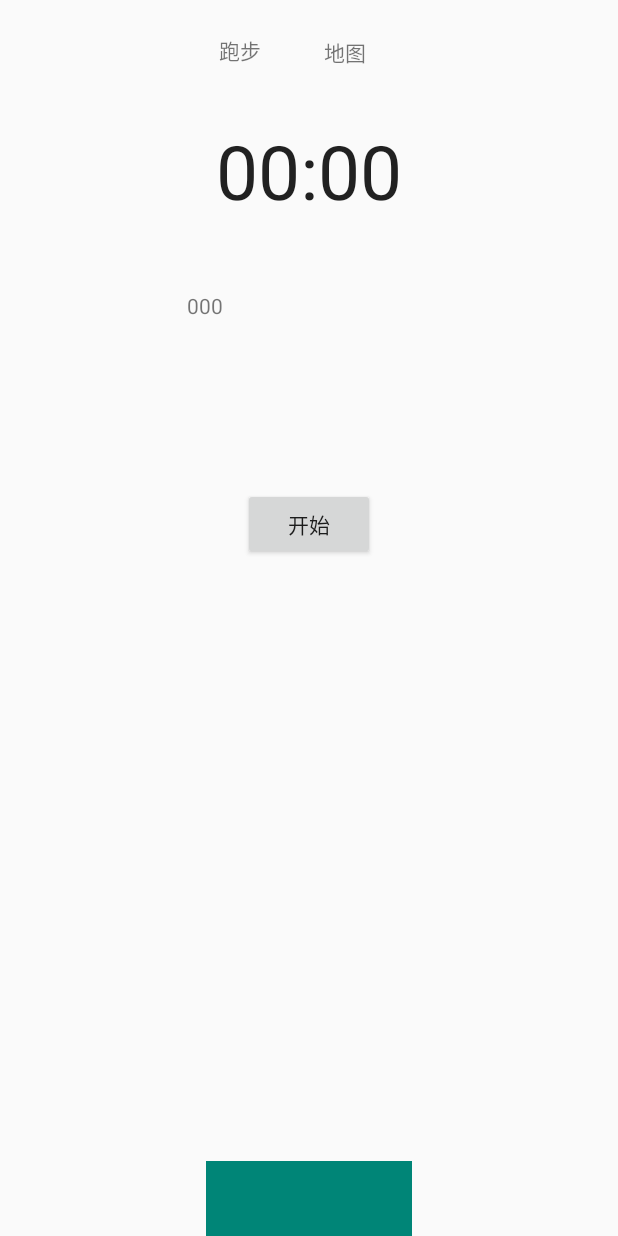
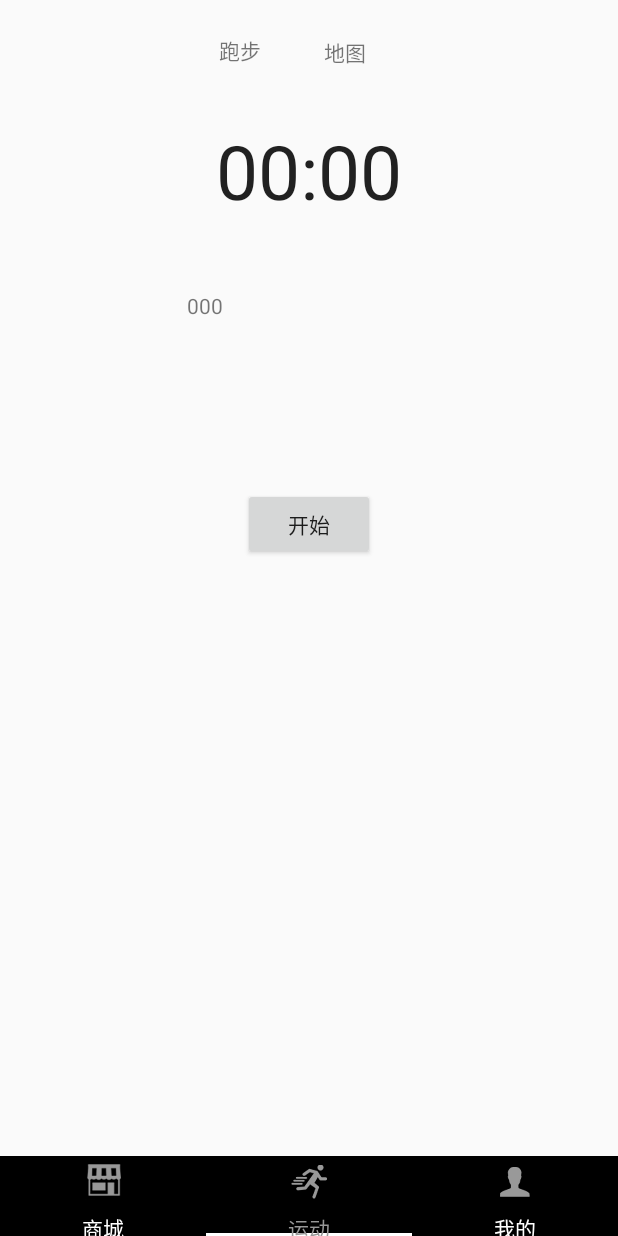
Before and after one commit to andrie6184/RunHome, an Android app: the MainActivity screen opened directly, with no data from a screen before it, on a phone screen of 412 x 824 dp. Run offline under Robolectric (Android 15) with nearby library versions, the phone set to English and light mode, and no system bars; our stand-ins replace ButterKnife; libraries missing offline, so code that uses them is left out: com.amap.api.

Commit message:
add tab shop

```diff
--- a/app/src/main/java/com/runnerfun/MainActivity.java
+++ b/app/src/main/java/com/runnerfun/MainActivity.java
@@ -55,10 +55,10 @@ public class MainActivity extends AppCompatActivity {
             }
         });
         mTabs.setTabMode(TabLayout.MODE_FIXED);
-        mTabs.addTab(mTabs.newTab().setText("shop"));
-        mTabs.addTab(mTabs.newTab().setText("run"));
-        mTabs.addTab(mTabs.newTab().setText("userInfo"));
         mTabs.setupWithViewPager(mContents);
+        mTabs.getTabAt(0).setText("商城").setIcon(R.drawable.icon_store);
+        mTabs.getTabAt(1).setText("运动").setIcon(R.drawable.icon_yundong);
+        mTabs.getTabAt(2).setText("我的").setIcon(R.drawable.icon_wo);
         mContents.setCurrentItem(1);
     }
 
--- a/app/src/main/java/com/runnerfun/RegisterActivity.java
+++ b/app/src/main/java/com/runnerfun/RegisterActivity.java
@@ -59,7 +59,7 @@ public class RegisterActivity extends AppCompatActivity {
         String tel = mTel.getText().toString();
         String code = mCode.getText().toString();
         String pwd = mPassword.getText().toString();
-        AccountModel.instance.regiseter(tel, code, pwd, new Subscriber<RegisterInfo>() {
+        AccountModel.instance.register(tel, code, pwd, new Subscriber<RegisterInfo>() {
             @Override
             public void onCompleted() {
 
--- a/app/src/main/java/com/runnerfun/ResetPasswordActivity.java
+++ b/app/src/main/java/com/runnerfun/ResetPasswordActivity.java
@@ -76,7 +76,7 @@ public class ResetPasswordActivity extends AppCompatActivity {
             return;
         }
 
-        AccountModel.instance.regiseter(tel, password, code, new Subscriber<RegisterInfo>() {
+        AccountModel.instance.register(tel, password, code, new Subscriber<RegisterInfo>() {
             @Override
             public void onCompleted() {
 
--- a/app/src/main/java/com/runnerfun/ShopFragment.java
+++ b/app/src/main/java/com/runnerfun/ShopFragment.java
@@ -1,5 +1,6 @@
 package com.runnerfun;
 
+import android.annotation.SuppressLint;
 import android.graphics.Color;
 import android.os.Bundle;
 import android.support.annotation.Nullable;
@@ -7,7 +8,11 @@ import android.support.v4.app.Fragment;
 import android.view.LayoutInflater;
 import android.view.View;
 import android.view.ViewGroup;
-import android.widget.TextView;
+import android.webkit.WebView;
+import android.webkit.WebViewClient;
+
+import butterknife.BindView;
+import butterknife.ButterKnife;
 
 /**
  * Created by lixiaoyang on 16/10/2016.
@@ -15,11 +20,36 @@ import android.widget.TextView;
 
 public class ShopFragment extends Fragment {
 
+    @BindView(R.id.web_view)
+    WebView _webView;
+
     @Nullable
     @Override
     public View onCreateView(LayoutInflater inflater, @Nullable ViewGroup container, @Nullable Bundle savedInstanceState) {
-        View v = new TextView(getContext());
-        v.setBackgroundColor(Color.BLACK);
+        View v = inflater.inflate(R.layout.fragment_shop, container, false);
+        ButterKnife.bind(this, v);
+        initData();
+        initListener();
         return v;
     }
+
+    @SuppressLint("SetJavaScriptEnabled")
+    private void initData() {
+        _webView.getSettings().setBuiltInZoomControls(false);
+        _webView.getSettings().setJavaScriptEnabled(true);
+        _webView.setWebViewClient(new WebViewClient() {
+            @Override
+            public boolean shouldOverrideUrlLoading(WebView view, String url) {
+                view.loadUrl(url);
+                return true;
+            }
+        });
+
+        _webView.loadUrl("http://www.qq.com/");
+    }
+
+    private void initListener() {
+
+    }
+
 }
--- a/app/src/main/java/com/runnerfun/model/AccountModel.java
+++ b/app/src/main/java/com/runnerfun/model/AccountModel.java
@@ -47,7 +47,7 @@ public class AccountModel {
                 .subscribe(callback);
     }
 
-    public void regiseter(String tel, String pwd, String code, Subscriber<RegisterInfo> callback) {
+    public void register(String tel, String pwd, String code, Subscriber<RegisterInfo> callback) {
         RegisterRequest request = retrofitIP.create(RegisterRequest.class);
         request.register(tel, pwd, code).subscribeOn(Schedulers.io())
                 .observeOn(AndroidSchedulers.mainThread())
--- /dev/null
+++ b/app/src/main/res/drawable/icon_store.xml
@@ -0,0 +1,12 @@
+<?xml version="1.0" encoding="utf-8"?>
+<selector xmlns:android="http://schemas.android.com/apk/res/android">
+    <item android:drawable="@drawable/icon_store_bai"
+        android:state_checked="true"
+        android:state_focused="true"
+        android:state_selected="true"
+        android:state_activated="true"
+        android:state_enabled="true"
+        android:state_pressed="true"
+        android:state_window_focused="true"/>
+    <item android:drawable="@drawable/icon_store_hui" />
+</selector>
--- /dev/null
+++ b/app/src/main/res/drawable/icon_wo.xml
@@ -0,0 +1,5 @@
+<?xml version="1.0" encoding="utf-8"?>
+<selector xmlns:android="http://schemas.android.com/apk/res/android">
+    <item android:drawable="@drawable/icon_wo_bai" android:state_checked="true" android:state_focused="true" />
+    <item android:drawable="@drawable/icon_wo_hui" />
+</selector>
--- /dev/null
+++ b/app/src/main/res/drawable/icon_yundong.xml
@@ -0,0 +1,5 @@
+<?xml version="1.0" encoding="utf-8"?>
+<selector xmlns:android="http://schemas.android.com/apk/res/android">
+    <item android:drawable="@drawable/icon_yundong_bai" android:state_checked="true" android:state_focused="true" />
+    <item android:drawable="@drawable/icon_yundong_hui" />
+</selector>
--- a/app/src/main/res/layout/activity_login.xml
+++ b/app/src/main/res/layout/activity_login.xml
@@ -1,6 +1,5 @@
 <?xml version="1.0" encoding="utf-8"?>
 <android.support.constraint.ConstraintLayout
-
     xmlns:android="http://schemas.android.com/apk/res/android"
     xmlns:app="http://schemas.android.com/apk/res-auto"
     xmlns:tools="http://schemas.android.com/tools"
--- a/app/src/main/res/layout/activity_main.xml
+++ b/app/src/main/res/layout/activity_main.xml
@@ -1,5 +1,6 @@
 <?xml version="1.0" encoding="utf-8"?>
 <LinearLayout xmlns:android="http://schemas.android.com/apk/res/android"
+    xmlns:app="http://schemas.android.com/apk/res-auto"
     android:id="@+id/activity_main"
     android:layout_width="match_parent"
     android:layout_height="match_parent"
@@ -11,11 +12,14 @@
         android:layout_height="0dp"
         android:layout_weight="1" />
 
-    <android.support.design.widget.TabLayout xmlns:app="http://schemas.android.com/apk/res-auto"
+    <android.support.design.widget.TabLayout
         android:id="@+id/tabs"
         android:layout_width="match_parent"
-        android:layout_height="50dp"
-        android:layout_weight="0"
-        app:tabIndicatorHeight="50dp" />
+        android:layout_height="53dp"
+        android:background="@android:color/black"
+        android:paddingTop="5dip"
+        app:tabIndicatorColor="@android:color/transparent"
+        app:tabSelectedTextColor="#979797"
+        app:tabTextColor="#FFFFFF" />
 
 </LinearLayout>
--- /dev/null
+++ b/app/src/main/res/layout/fragment_shop.xml
@@ -0,0 +1,12 @@
+<?xml version="1.0" encoding="utf-8"?>
+<FrameLayout xmlns:android="http://schemas.android.com/apk/res/android"
+    android:layout_width="match_parent"
+    android:layout_height="match_parent"
+    android:orientation="vertical">
+
+    <WebView
+        android:id="@+id/web_view"
+        android:layout_width="match_parent"
+        android:layout_height="match_parent" />
+
+</FrameLayout>
```
Also changed, not shown: app/src/main/res/drawable-xxhdpi/icon_store_bai.png (added), app/src/main/res/drawable-xxhdpi/icon_store_hui.png (added), app/src/main/res/drawable-xxhdpi/icon_wo_bai.png (added), app/src/main/res/drawable-xxhdpi/icon_wo_hui.png (added), app/src/main/res/drawable-xxhdpi/icon_yundong_bai.png (added), app/src/main/res/drawable-xxhdpi/icon_yundong_hui.png (added).
